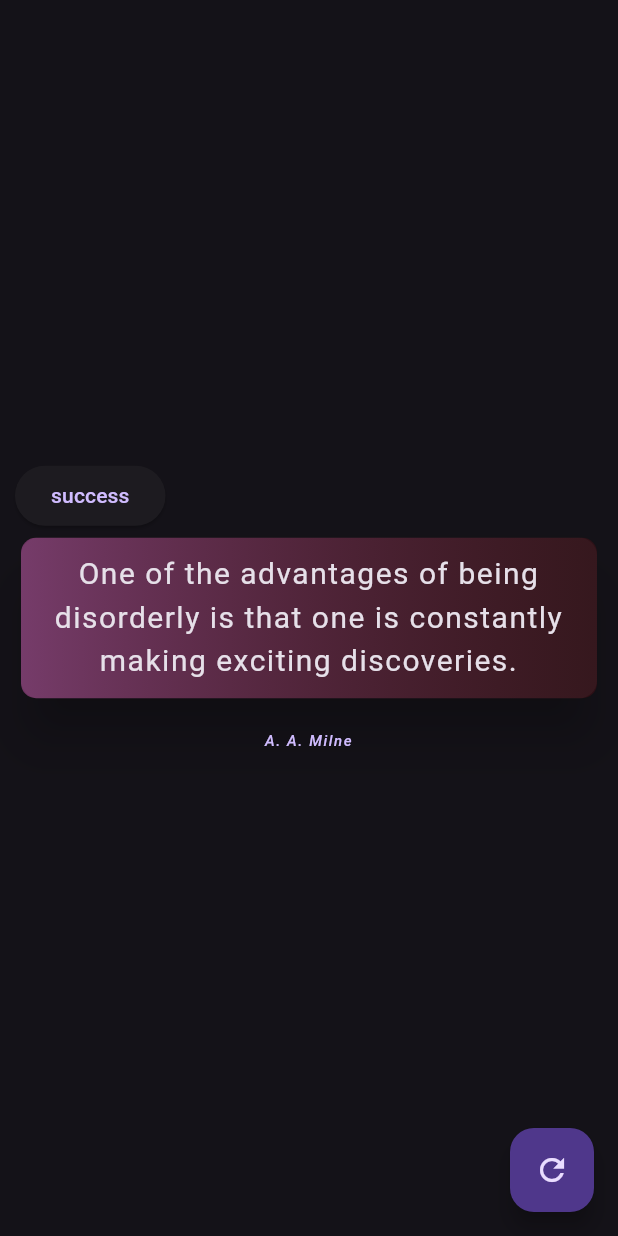
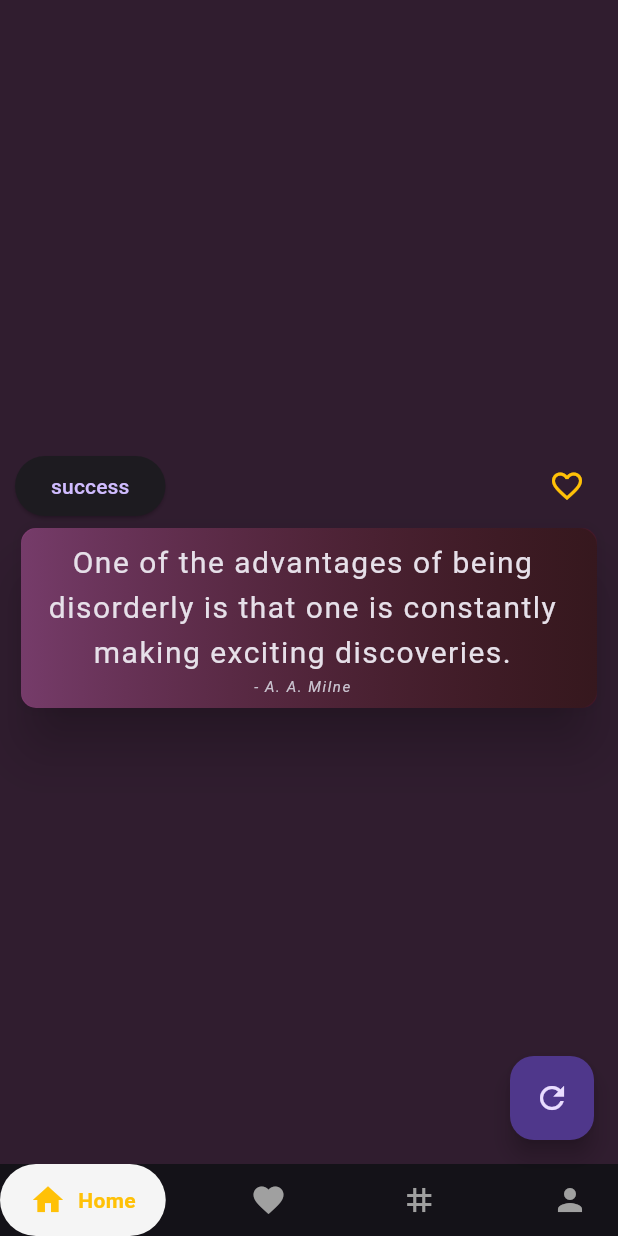
Before and after one commit to CerberusProgrammer/inspire_me, a Flutter app: the screen it shows after launch, on a phone screen of 412 x 824 dp. Run offline on Flutter 3.47's test engine with Material 2 defaults, Android fonts, the phone set to English and light mode, and no system bars; drawn by our look-alikes of google_nav_bar; our stand-ins replace google_fonts.

Commit message:
Pending to do the another tabs.

```diff
--- a/lib/home.dart
+++ b/lib/home.dart
@@ -1,6 +1,7 @@
 import 'dart:math';
 import 'package:flutter/material.dart';
 import 'package:google_fonts/google_fonts.dart';
+import 'package:google_nav_bar/google_nav_bar.dart';
 
 import 'allquotes.dart';
 
@@ -48,6 +49,9 @@ class _Home extends State<Home> {
     GoogleFonts.romanesco().fontFamily,
   ];
 
+  bool visible = true;
+  bool fav = false;
+
   List<Widget> tags() {
     List<Widget> buttons = [];
 
@@ -60,21 +64,45 @@ class _Home extends State<Home> {
       );
     }
 
+    buttons.add(const Spacer());
+    buttons.add(
+      IconButton(
+        onPressed: () {
+          setState(() {
+            if (fav) {
+              fav = false;
+            } else {
+              fav = true;
+            }
+          });
+        },
+        icon: Icon(
+          fav ? Icons.favorite : Icons.favorite_outline,
+          color: Colors.amber,
+        ),
+      ),
+    );
+
     return buttons;
   }
 
   @override
   Widget build(BuildContext context) {
     return Scaffold(
-      body: Center(
+        body: Container(
+            decoration: BoxDecoration(
+                color: Color.fromARGB(30, randomR, randomG, randomB)),
+            child: Center(
               child: Padding(
                 padding: const EdgeInsets.all(10),
                 child: Column(
                   mainAxisAlignment: MainAxisAlignment.center,
                   children: [
-              Row(
+                    Visibility(
+                        visible: visible,
+                        child: Row(
                           children: tags(),
-              ),
+                        )),
                     Card(
                       elevation: 15,
                       child: Container(
@@ -84,14 +112,36 @@ class _Home extends State<Home> {
                           ),
                           gradient: LinearGradient(
                             colors: [
-                        Color.fromARGB(randomA, randomR, randomG, randomB),
-                        Color.fromARGB(randomA1, randomR1, randomG1, randomB1),
+                              Color.fromARGB(
+                                  randomA, randomR, randomG, randomB),
+                              Color.fromARGB(
+                                  randomA1, randomR1, randomG1, randomB1),
                             ],
                           ),
                         ),
-                  child: Padding(
-                    padding: const EdgeInsets.all(10),
-                    child: Text(
+                        child: ListTile(
+                          shape: RoundedRectangleBorder(
+                            borderRadius: BorderRadius.circular(10),
+                          ),
+                          onTap: () {
+                            setState(() {
+                              if (fav) {
+                                fav = false;
+                              } else {
+                                fav = true;
+                              }
+                            });
+                          },
+                          onLongPress: () {
+                            setState(() {
+                              if (visible) {
+                                visible = false;
+                              } else {
+                                visible = true;
+                              }
+                            });
+                          },
+                          title: Text(
                             allquotes[randomQuote]['content'],
                             style: TextStyle(
                               fontFamily: styleList[randomFont],
@@ -101,25 +151,25 @@ class _Home extends State<Home> {
                             ),
                             textAlign: TextAlign.center,
                           ),
-                  ),
-                ),
-              ),
-              TextButton(
-                  onPressed: () {},
-                  child: Text(
-                    allquotes[randomQuote]['author'],
+                          subtitle: Text(
+                            '- ${allquotes[randomQuote]['author']}',
                             style: TextStyle(
                               letterSpacing: 1,
                               fontStyle: FontStyle.italic,
                               fontSize: randomFontSize - 10,
                             ),
                             textAlign: TextAlign.center,
-                  )),
+                          ),
+                        ),
+                      ),
+                    ),
                   ],
                 ),
               ),
-      ),
-      floatingActionButton: FloatingActionButton(
+            )),
+        floatingActionButton: Visibility(
+            visible: visible,
+            child: FloatingActionButton(
               onPressed: (() {
                 setState(() {
                   var rng = Random();
@@ -137,7 +187,38 @@ class _Home extends State<Home> {
                 });
               }),
               child: const Icon(Icons.refresh),
+            )),
+        bottomNavigationBar: Visibility(
+          visible: visible,
+          child: GNav(
+            rippleColor: Colors.grey[300]!,
+            hoverColor: Colors.grey[100]!,
+            gap: 8,
+            padding: const EdgeInsets.symmetric(horizontal: 20, vertical: 12),
+            duration: const Duration(milliseconds: 400),
+            activeColor: Colors.amber,
+            iconSize: 24,
+            tabBackgroundColor: Colors.grey[100]!,
+            color: const Color.fromARGB(255, 160, 160, 160),
+            tabs: const [
+              GButton(
+                icon: Icons.home,
+                text: 'Home',
               ),
-    );
+              GButton(
+                icon: Icons.favorite,
+                text: 'Favorites',
+              ),
+              GButton(
+                icon: Icons.tag,
+                text: 'Tags',
+              ),
+              GButton(
+                icon: Icons.person,
+                text: 'Profile',
+              )
+            ],
+          ),
+        ));
   }
 }
--- a/pubspec.yaml
+++ b/pubspec.yaml
@@ -13,6 +13,8 @@ dependencies:
   cupertino_icons: ^1.0.2
   google_fonts: ^3.0.1
   appinio_swiper: ^1.1.1
+  blurrycontainer: ^1.0.2
+  google_nav_bar: ^5.0.6
 
 dev_dependencies:
   flutter_test:
```
Also changed, not shown: pubspec.lock. Lines whose indentation alone changed are shown as unchanged.
